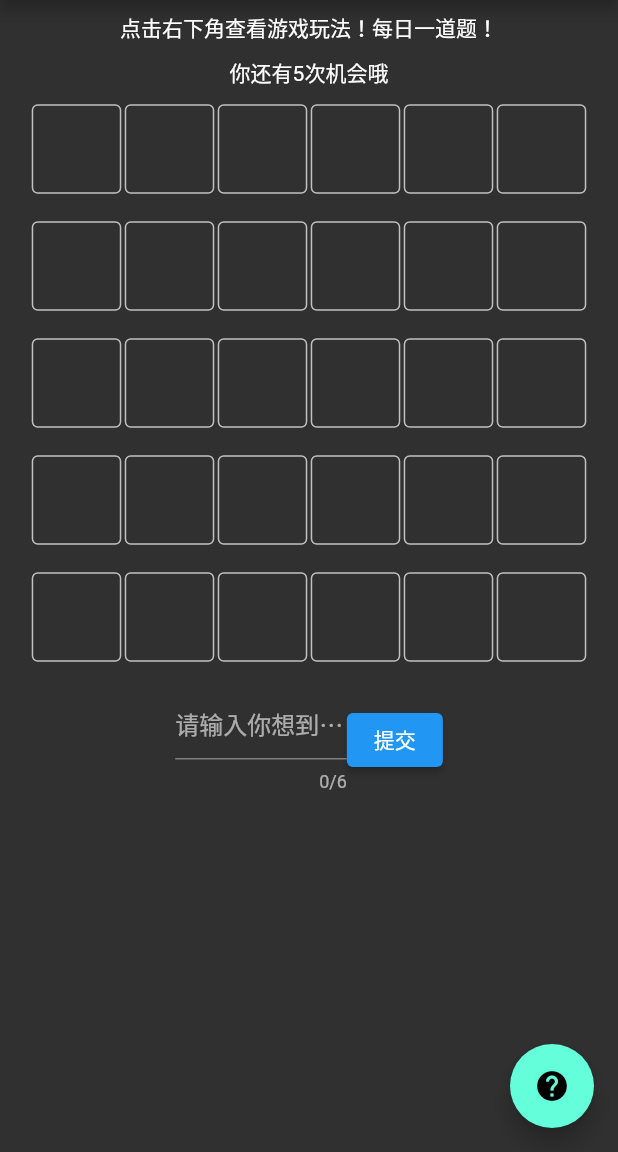
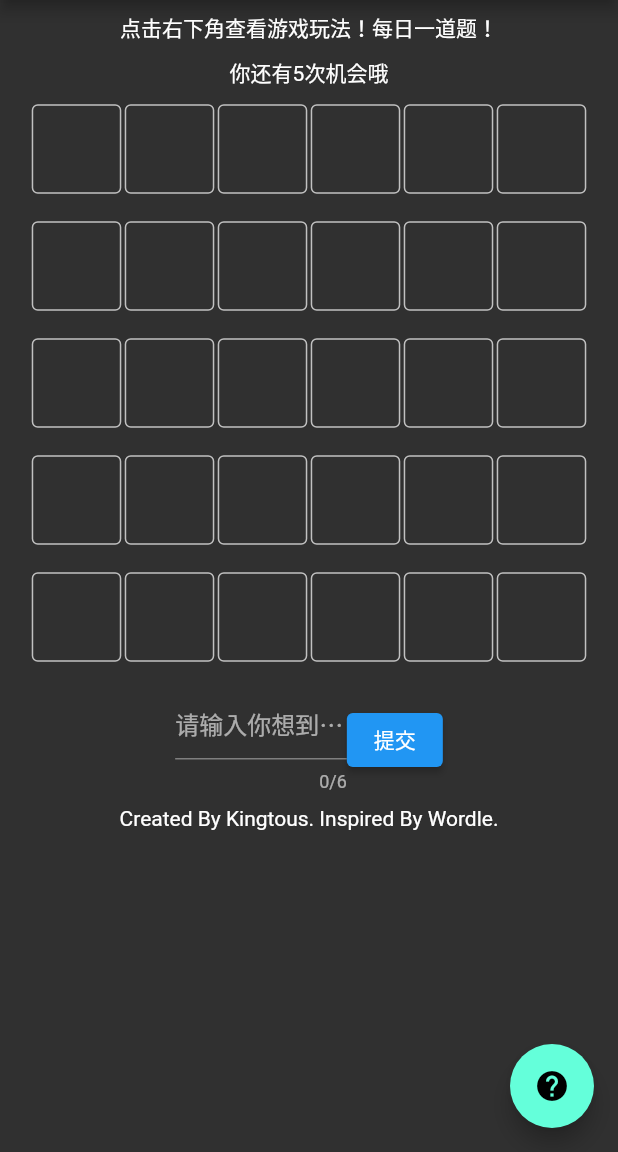
Before and after one commit to Kingtous/PinYinG, a Flutter app: the screen it shows after launch, on a phone screen of 412 x 824 dp, the part 84-1236 px from its top. Run offline on Flutter 3.47's test engine with Material 2 defaults, Android fonts, the phone set to English and light mode, and no system bars; our stand-ins replace animate_do, flutter_screenutil, get.

Commit message:
opt: page layout

```diff
--- a/lib/ui/game_form.dart
+++ b/lib/ui/game_form.dart
@@ -51,6 +51,7 @@ class _GameFormState extends State<GameForm> {
           Obx(()=> Text("你还有${_gameController.remainTimes.value}次机会哦").paddingAll(8.w)),
           buildForm(),
           buildKeybord(context),
+          const Text("Created By Kingtous. Inspired By Wordle.").paddingSymmetric(vertical: 8.h)
         ],
       ),
     );
```
